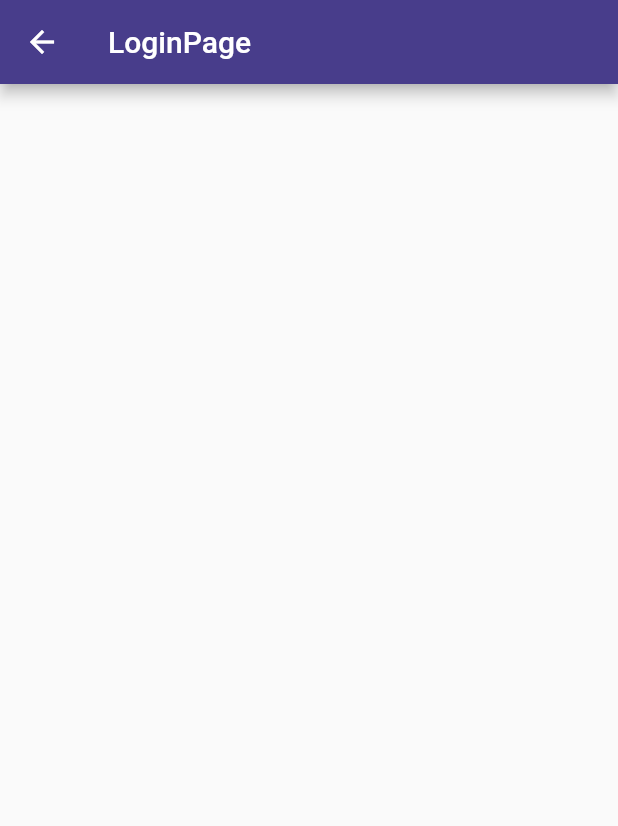
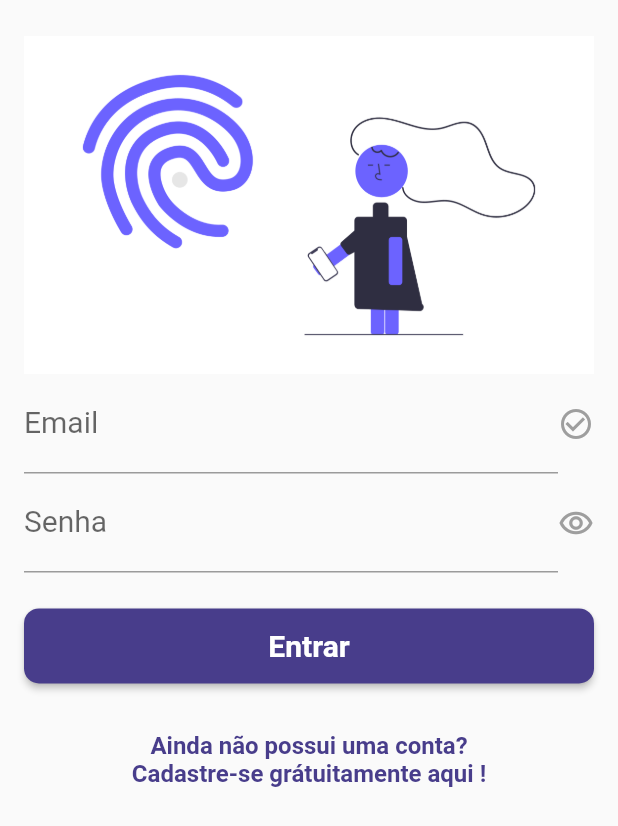
Before and after one commit to kauemurakami/teste_verzel, a Flutter app: the screen it shows after launch, on a phone screen of 412 x 824 dp. Shown: the top 826 px of the screen. Run offline on Flutter 3.47's test engine with Material 2 defaults, Android fonts, the phone set to English and light mode, and no system bars; our stand-ins replace get, sqflite; accounts and stored records are empty.

Commit message:
feat: criando pagina e controller de login, definindo cores e estilos de texto com themes

```diff
--- a/lib/app/modules/auth/auth_service.dart
+++ b/lib/app/modules/auth/auth_service.dart
@@ -1,6 +1,9 @@
 import 'package:get/get.dart';
-import 'package:teste_verzel/app/data/model/usuario_model.dart';
+import 'package:meta/meta.dart';
+import 'package:teste_verzel/app/data/repository/usuario_repository.dart';
 
 class AuthController extends GetxService {
-  final usuario = Usuario();
+  final UsuarioRepository usuarioRepository;
+  AuthController({@required this.usuarioRepository})
+      : assert(usuarioRepository != null);
 }
--- a/lib/app/modules/login/login_binding.dart
+++ b/lib/app/modules/login/login_binding.dart
@@ -1,12 +1,17 @@
 import 'package:get/get.dart';
 import 'package:teste_verzel/app/data/provider/db/db.dart';
 import 'package:teste_verzel/app/data/repository/usuario_repository.dart';
+import 'package:teste_verzel/app/modules/auth/auth_service.dart';
 import 'package:teste_verzel/app/modules/login/login_controller.dart';
 
 class LoginBinding implements Bindings {
   @override
   void dependencies() {
-    Get.lazyPut<LoginController>(
-        () => LoginController(usuarioRepository: UsuarioRepository(db: DB())));
+    Get.lazyPut<LoginController>(() => LoginController(
+          usuarioRepository: UsuarioRepository(db: DB()),
+        ));
+    Get.lazyPut<AuthController>(() => AuthController(
+          usuarioRepository: UsuarioRepository(db: DB()),
+        ));
   }
 }
--- a/lib/app/modules/login/login_controller.dart
+++ b/lib/app/modules/login/login_controller.dart
@@ -1,9 +1,39 @@
 import 'package:get/get.dart';
+import 'package:teste_verzel/app/data/model/usuario_model.dart';
 import 'package:teste_verzel/app/data/repository/usuario_repository.dart';
 import 'package:meta/meta.dart';
+import 'package:teste_verzel/app/routes/app_routes.dart';
 
 class LoginController extends GetxController {
   final UsuarioRepository usuarioRepository;
   LoginController({@required this.usuarioRepository})
       : assert(usuarioRepository != null);
+
+  final Usuario usuario = Usuario();
+
+  final _isEmail = false.obs;
+  get isEmail => this._isEmail.value;
+  set isEmail(value) => this._isEmail.value = value;
+
+  final _viewPassword = true.obs;
+  get viewPassword => this._viewPassword.value;
+  set viewPassword(value) => this._viewPassword.value = value;
+
+  viewPasswordClick() => this.viewPassword == true
+      ? this.viewPassword = false
+      : this.viewPassword = true;
+
+  onSavedEmail(value) => this.usuario.email = value;
+  onChangedEmail(value) =>
+      GetUtils.isEmail(value) ? this.isEmail = true : this.isEmail = false;
+  validateEmail(value) =>
+      GetUtils.isEmail(value) ? null : 'Insira um Email válido';
+
+  onSavedSenha(value) => this.usuario.senha = value;
+  onChangedSenha(value) => '';
+  validateSenha(value) => value.length < 4 ? 'Senha inválida' : null;
+
+  logar() {}
+
+  cadastro() => Get.toNamed(Routes.ROUTE_CADASTRO);
 }
--- a/lib/app/modules/login/login_page.dart
+++ b/lib/app/modules/login/login_page.dart
@@ -1,14 +1,105 @@
 import 'package:flutter/material.dart';
 import 'package:get/get.dart';
-import 'package:http/http.dart' as http;
 import 'package:teste_verzel/app/modules/login/login_controller.dart';
+import 'package:teste_verzel/app/theme/text_themes.dart';
+import 'package:teste_verzel/app/widgets/custom_button.dart';
+import 'package:teste_verzel/app/widgets/custom_tff.dart';
 
 class LoginPage extends GetView<LoginController> {
   @override
   Widget build(BuildContext context) {
     return Scaffold(
-      appBar: AppBar(title: Text('LoginPage')),
-      body: Container(child: Text('')),
-    );
+        body: Obx(
+      () => Container(
+        margin: EdgeInsets.only(left: 16.0, right: 16.0, top: 24.0),
+        child: Column(
+          children: [
+            Container(
+              child: Image.asset('assets/images/login.png'),
+            ),
+            Form(
+                child: Column(
+              children: [
+                Row(
+                  children: [
+                    Flexible(
+                      child: CustomTextFormField(
+                        text: 'Email',
+                        emailCheck: controller.isEmail,
+                        onChanged: (value) => controller.onChangedEmail(value),
+                        onSaved: (value) => controller.onSavedEmail(value),
+                        validator: (value) => controller.validateEmail(value),
+                      ),
+                    ),
+                    Icon(
+                      Icons.check_circle_outline,
+                      color: controller.isEmail == false
+                          ? Colors.grey
+                          : Colors.deepPurple,
+                    )
+                  ],
+                ),
+                Row(
+                  children: [
+                    Flexible(
+                      child: CustomTextFormField(
+                        text: 'Senha',
+                        obscure: controller.viewPassword,
+                        emailCheck: controller.isEmail,
+                        onChanged: (value) => controller.onChangedSenha(value),
+                        onSaved: (value) => controller.onSavedSenha(value),
+                        validator: (value) => controller.validateSenha(value),
+                      ),
+                    ),
+                    GestureDetector(
+                      child: Container(
+                        child: Icon(
+                          Icons.remove_red_eye_outlined,
+                          color: controller.viewPassword == true
+                              ? Colors.grey
+                              : Colors.deepPurple,
+                        ),
+                      ),
+                      onTap: controller.viewPasswordClick,
+                    )
+                  ],
+                ),
+                Container(
+                  margin: EdgeInsets.only(
+                    top: 24.0,
+                  ),
+                  child: CustomButtonWidget(
+                    text: 'Entrar',
+                    callback: () => controller.logar(),
+                  ),
+                ),
+                Container(
+                    child: GestureDetector(
+                  child: Column(
+                    children: [
+                      Padding(
+                        padding: const EdgeInsets.only(top: 32.0),
+                        child: Text(
+                          'Ainda não possui uma conta?',
+                          style: cadastrarLink,
+                        ),
+                      ),
+                      Padding(
+                        padding: const EdgeInsets.only(top: 0),
+                        child: Text(
+                          'Cadastre-se grátuitamente aqui !',
+                          style: cadastrarLink,
+                        ),
+                      ),
+                    ],
+                  ),
+                  onTap: () => controller.cadastro(),
+                ))
+              ],
+            )),
+          ],
+        ),
+      ),
+    ));
   }
 }
--- a/lib/app/routes/app_pages.dart
+++ b/lib/app/routes/app_pages.dart
@@ -1,4 +1,5 @@
 import 'package:get/route_manager.dart';
+import 'package:teste_verzel/app/modules/cadastro/cadastro_binding.dart';
 import 'package:teste_verzel/app/modules/cadastro/cadastro_page.dart';
 import 'package:teste_verzel/app/modules/home/home_page.dart';
 import 'package:teste_verzel/app/modules/login/login_page.dart';
@@ -6,7 +7,10 @@ import 'package:teste_verzel/app/routes/app_routes.dart';
 
 abstract class Pages {
   static final pages = [
-    GetPage(name: Routes.ROUTE_CADASTRO, page: () => CadastroPage()),
+    GetPage(
+        name: Routes.ROUTE_CADASTRO,
+        page: () => CadastroPage(),
+        binding: CadastroBinding()),
     GetPage(name: Routes.ROUTE_HOME, page: () => HomePage()),
     GetPage(name: Routes.ROUTE_LOGIN, page: () => LoginPage()),
   ];
--- /dev/null
+++ b/lib/app/theme/text_themes.dart
@@ -0,0 +1,5 @@
+import 'package:flutter/cupertino.dart';
+import 'package:teste_verzel/app/theme/app_colors.dart';
+
+final TextStyle cadastrarLink =
+    TextStyle(fontWeight: FontWeight.bold, fontSize: 16.0, color: mainColor);
--- /dev/null
+++ b/lib/app/widgets/custom_button.dart
@@ -0,0 +1,30 @@
+import 'package:flutter/material.dart';
+import 'package:teste_verzel/app/theme/app_colors.dart';
+
+class CustomButtonWidget extends Container {
+  final String text;
+  final VoidCallback callback;
+  CustomButtonWidget({
+    @required this.text,
+    this.callback,
+  });
+
+  @override
+  Widget build(BuildContext context) {
+    return Container(
+      width: MediaQuery.of(context).size.width / 0.5,
+      height: 50,
+      child: RaisedButton(
+          autofocus: false,
+          shape:
+              RoundedRectangleBorder(borderRadius: BorderRadius.circular(10)),
+          onPressed: this.callback,
+          child: Text(
+            this.text,
+            style: TextStyle(
+                fontSize: 20, fontWeight: FontWeight.bold, color: Colors.white),
+          ),
+          color: mainColor),
+    );
+  }
+}
--- /dev/null
+++ b/lib/app/widgets/custom_tff.dart
@@ -0,0 +1,55 @@
+import 'package:flutter/material.dart';
+import 'package:teste_verzel/app/theme/app_colors.dart';
+
+class CustomTextFormField extends StatelessWidget {
+  final Function(String value) onSaved;
+  final Function(String value) onChanged;
+  final Function(String value) validator;
+  final bool emailCheck;
+  final String text;
+  final Widget sufixIcon;
+  final TextInputAction action;
+  final TextInputType type;
+  final bool obscure;
+  final TextEditingController controller;
+  final TextDirection direction;
+  final int max;
+
+  CustomTextFormField({
+    this.emailCheck,
+    this.text,
+    this.onChanged,
+    this.onSaved,
+    this.validator,
+    this.sufixIcon,
+    this.action,
+    this.type,
+    this.obscure = false,
+    this.controller,
+    this.direction = TextDirection.ltr,
+    this.max,
+  });
+
+  @override
+  Widget build(BuildContext context) {
+    return TextFormField(
+      maxLength: this.max,
+      textDirection: this.direction,
+      controller: this.controller,
+      obscureText: this.obscure,
+      style: TextStyle(fontSize: 20),
+      keyboardType: this.type,
+      cursorColor: Colors.purpleAccent,
+      decoration: InputDecoration(
+          //contentPadding: EdgeInsets.only(top: 5),
+          border:
+              UnderlineInputBorder(borderSide: BorderSide(color: mainColor)),
+          labelText: this.text,
+          suffixIcon: this.sufixIcon),
+      onChanged: (value) => this.onChanged(value),
+      onSaved: (value) => this.onSaved(value),
+      validator: (value) => this.validator(value),
+      textInputAction: this.action,
+    );
+  }
+}
--- a/lib/main.dart
+++ b/lib/main.dart
@@ -1,5 +1,6 @@
 import 'package:flutter/material.dart';
 import 'package:get/route_manager.dart';
+import 'package:teste_verzel/app/modules/login/login_binding.dart';
 import 'package:teste_verzel/app/modules/login/login_page.dart';
 import 'package:teste_verzel/app/routes/app_pages.dart';
 import 'package:teste_verzel/app/routes/app_routes.dart';
@@ -9,7 +10,7 @@ void main() {
   runApp(GetMaterialApp(
     debugShowCheckedModeBanner: false,
     initialRoute: Routes.ROUTE_LOGIN,
-    //initialBinding: LoginBinding(),
+    initialBinding: LoginBinding(),
     home: LoginPage(),
     getPages: Pages.pages,
     theme: appThemeData,
--- a/pubspec.yaml
+++ b/pubspec.yaml
@@ -47,6 +47,10 @@ flutter:
   uses-material-design: true
 
   # To add assets to your application, add an assets section, like this:
+  assets:
+    - assets/images/esqueceu.png
+    - assets/images/login.png
+    - assets/images/cadastro.png
   # assets:
   #   - images/a_dot_burr.jpeg
   #   - images/a_dot_ham.jpeg
```
Also changed, not shown: assets/images/cadastro.png (added), assets/images/esqueceu.png (added), assets/images/login.png (added), 1 other file.
